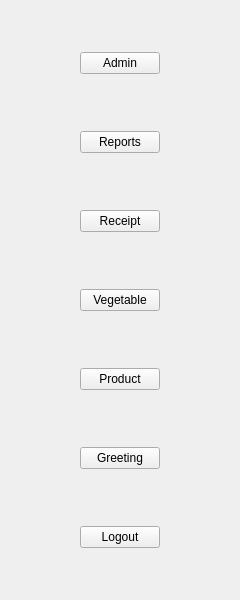
Old version of the form Project/ui/menu_frame.ui in the repository Selvam-T/POS.
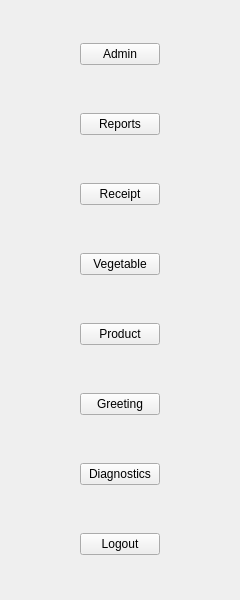
New version of the form.

Commit message: feat(diagnostics): add database and product cache health checks

The edit to the form file:
```diff
--- a/Project/ui/menu_frame.ui
+++ b/Project/ui/menu_frame.ui
@@ -107,6 +107,19 @@
      </property>
     </widget>
    </item>
+   <item alignment="Qt::AlignHCenter">
+    <widget class="QPushButton" name="diagnosticsBtn">
+     <property name="sizePolicy">
+      <sizepolicy hsizetype="Fixed" vsizetype="Fixed">
+       <horstretch>0</horstretch>
+       <verstretch>0</verstretch>
+      </sizepolicy>
+     </property>
+     <property name="text">
+      <string>Diagnostics</string>
+     </property>
+    </widget>
+   </item>
    <item alignment="Qt::AlignHCenter">
     <widget class="QPushButton" name="logoutBtn">
      <property name="sizePolicy">
```
The commit also changes 25 other files.
